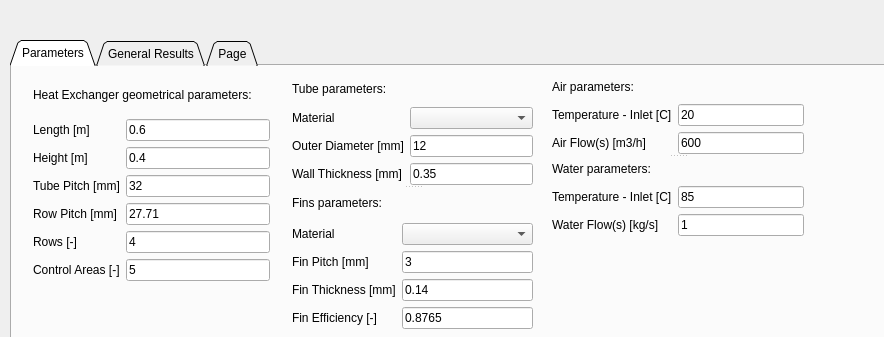
This is main/mainwindow.ui in MatMarci/multiRowHE as Qt 5 draws it before an edit; both pictures show x 0 to 884 and y 0 to 337 of the 1225 by 612 pixel window. The edited form follows.
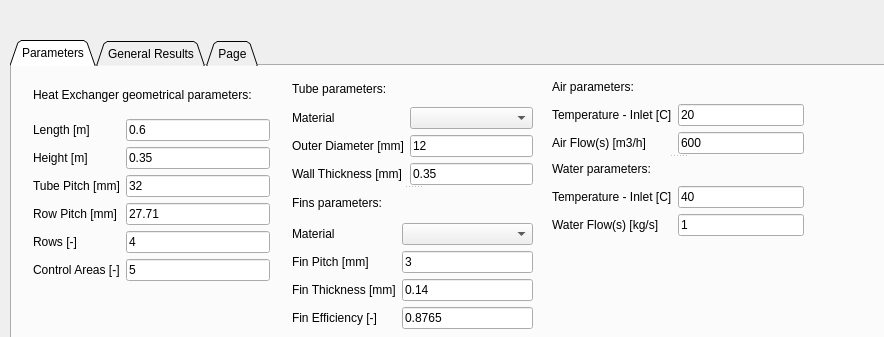
This is the edited form.

```diff
--- a/main/mainwindow.ui
+++ b/main/mainwindow.ui
@@ -128,7 +128,7 @@
         <item row="1" column="1">
          <widget class="QLineEdit" name="Water_Temp_In">
           <property name="text">
-           <string>85</string>
+           <string>40</string>
           </property>
          </widget>
         </item>
@@ -190,7 +190,7 @@
        <item row="2" column="1">
         <widget class="QLineEdit" name="HE_Height">
          <property name="text">
-          <string>0.4</string>
+          <string>0.35</string>
          </property>
         </widget>
        </item>
```
Left out of the diff: 10 changed lines with no effect on the pictures.
